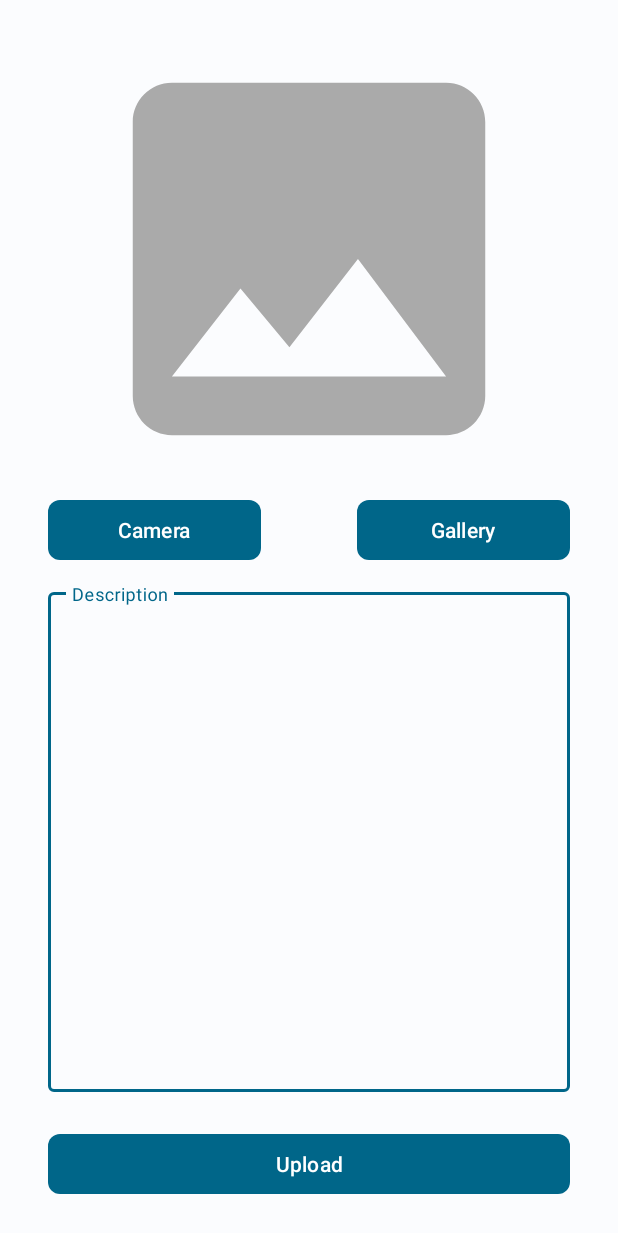
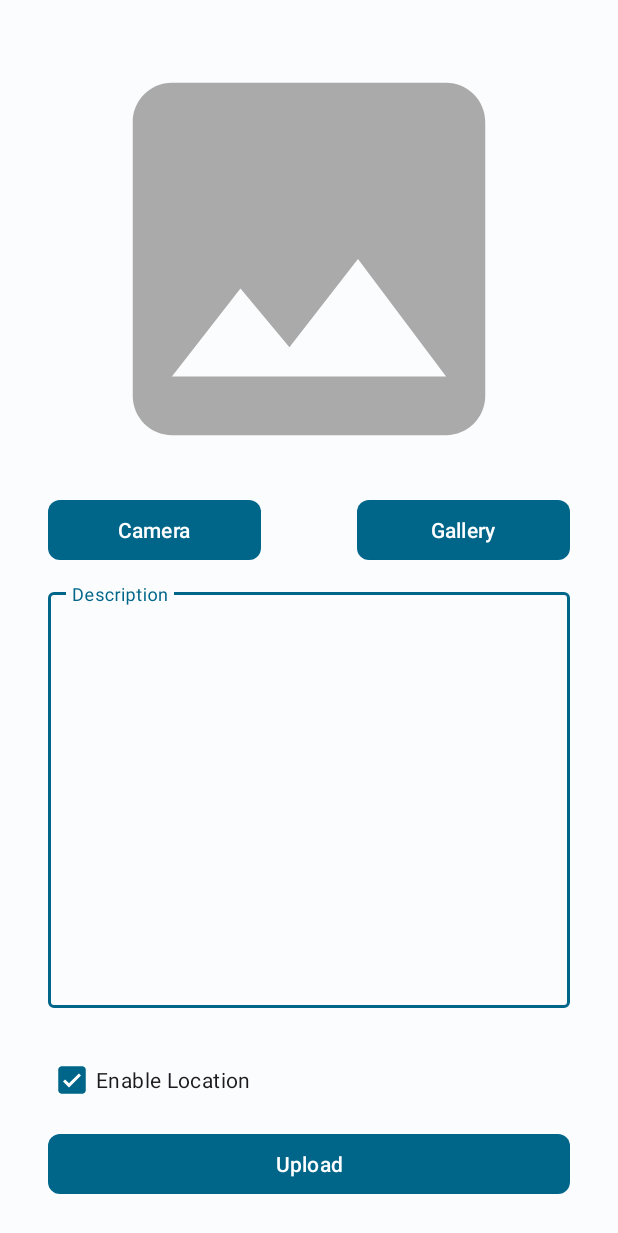
Before and after one commit to arifamsar/StoryApp, an Android app: the AddStoryActivity screen opened directly, with no data from a screen before it, after a tap on "Upload", on a phone screen of 412 x 824 dp. Shown: the top 1233 px of the screen. Run offline under Robolectric (Android 15) with nearby library versions, the light colour scheme and no system bars; pictures from the network do not load; 3 other taps on this screen came first.

Commit message:
Add enable location feature when uploading story

```diff
--- a/app/build.gradle.kts
+++ b/app/build.gradle.kts
@@ -57,6 +57,8 @@ dependencies {
     implementation("androidx.core:core-splashscreen:1.0.1")
     implementation("com.google.android.gms:play-services-maps:18.2.0")
     implementation("androidx.paging:paging-runtime-ktx:3.2.1")
+    implementation("com.google.android.gms:play-services-maps:18.2.0")
+    implementation("com.google.android.gms:play-services-location:21.0.1")
 
     implementation("com.loopj.android:android-async-http:1.4.11")
     implementation("com.squareup.retrofit2:retrofit:2.9.0")
--- a/app/src/main/java/com/arfsar/storyapp/data/api/ApiService.kt
+++ b/app/src/main/java/com/arfsar/storyapp/data/api/ApiService.kt
@@ -41,7 +41,9 @@ interface ApiService {
     @POST("stories")
     suspend fun uploadStory(
         @Part file: MultipartBody.Part,
-        @Part("description") description: RequestBody
+        @Part("description") description: RequestBody,
+        @Part("lat") lat: Double? = null,
+        @Part("lon") lon: Double? = null
     ): StoryUploadResponse
 
     @GET("stories")
--- a/app/src/main/java/com/arfsar/storyapp/data/repository/StoryRepository.kt
+++ b/app/src/main/java/com/arfsar/storyapp/data/repository/StoryRepository.kt
@@ -60,7 +60,7 @@ class StoryRepository private constructor(
         }
     }
 
-    fun uploadStory(imageFile: File, description: String) = liveData {
+    fun uploadStory(imageFile: File, description: String, lat: Double?, lon: Double?) = liveData {
         emit(ResultState.Loading)
         val requestBody = description.toRequestBody("text/plain".toMediaType())
         val requestImageFile = imageFile.asRequestBody("image/jpeg".toMediaType())
@@ -72,7 +72,7 @@ class StoryRepository private constructor(
         try {
             val user = runBlocking { userPreference.getSession().first() }
             val apiService = ApiConfig.getApiService(user.token)
-            val successResponse = apiService.uploadStory(multipartBody, requestBody)
+            val successResponse = apiService.uploadStory(multipartBody, requestBody, lat, lon)
             emit(ResultState.Success(successResponse))
         } catch (e: HttpException) {
             val jsonInString = e.response()?.errorBody()?.string()
--- a/app/src/main/java/com/arfsar/storyapp/ui/addstory/AddStoryActivity.kt
+++ b/app/src/main/java/com/arfsar/storyapp/ui/addstory/AddStoryActivity.kt
@@ -1,6 +1,9 @@
 package com.arfsar.storyapp.ui.addstory
 
+import android.Manifest
 import android.content.Intent
+import android.content.pm.PackageManager
+import android.location.Location
 import android.net.Uri
 import android.os.Bundle
 import android.util.Log
@@ -11,6 +14,7 @@ import androidx.activity.result.contract.ActivityResultContracts
 import androidx.activity.viewModels
 import androidx.appcompat.app.AlertDialog
 import androidx.appcompat.app.AppCompatActivity
+import androidx.core.content.ContextCompat
 import com.arfsar.storyapp.R
 import com.arfsar.storyapp.data.ResultState
 import com.arfsar.storyapp.databinding.ActivityAddStoryBinding
@@ -19,6 +23,9 @@ import com.arfsar.storyapp.ui.main.MainActivity
 import com.arfsar.storyapp.ui.utils.getImageUri
 import com.arfsar.storyapp.ui.utils.reduceFileImage
 import com.arfsar.storyapp.ui.utils.uriToFile
+import com.google.android.gms.location.FusedLocationProviderClient
+import com.google.android.gms.location.LocationServices
+import com.google.android.gms.maps.model.LatLng
 
 class AddStoryActivity : AppCompatActivity() {
 
@@ -30,6 +37,8 @@ class AddStoryActivity : AppCompatActivity() {
         ViewModelFactory.getInstance(this)
     }
 
+    private lateinit var fusedLocationClient: FusedLocationProviderClient
+
     override fun onCreate(savedInstanceState: Bundle?) {
         super.onCreate(savedInstanceState)
         binding = ActivityAddStoryBinding.inflate(layoutInflater)
@@ -37,7 +46,27 @@ class AddStoryActivity : AppCompatActivity() {
 
         binding.galleryButton.setOnClickListener { selectImage() }
         binding.cameraButton.setOnClickListener { startCamera() }
-        binding.uploadButton.setOnClickListener { uploadStory() }
+        binding.uploadButton.setOnClickListener {
+            if (binding.checkboxLocation.isChecked) {
+                getMyLastLocation()
+            } else {
+                uploadStory(null, null)
+            }
+        }
+
+        binding.checkboxLocation.setOnClickListener {
+            if (!checkPermission(Manifest.permission.ACCESS_FINE_LOCATION) && !checkPermission(
+                    Manifest.permission.ACCESS_COARSE_LOCATION
+                )
+            ) {
+                requestPermissionLauncher.launch(
+                    arrayOf(
+                        Manifest.permission.ACCESS_FINE_LOCATION,
+                        Manifest.permission.ACCESS_COARSE_LOCATION,
+                    )
+                )
+            }
+        }
 
     }
 
@@ -76,14 +105,14 @@ class AddStoryActivity : AppCompatActivity() {
         }
     }
 
-    private fun uploadStory() {
+    private fun uploadStory(lat: Double?, lon: Double?) {
         currentImageUri?.let { uri ->
             val fileImage = uriToFile(uri, this).reduceFileImage()
             val description = binding.editTextDescription.text.toString()
 
             showLoading(true)
 
-            viewModel.uploadStory(fileImage, description).observe(this) { result ->
+            viewModel.uploadStory(fileImage, description, lat, lon).observe(this) { result ->
                 if (result != null) {
                     when (result) {
                         is ResultState.Loading -> {
@@ -118,6 +147,56 @@ class AddStoryActivity : AppCompatActivity() {
             .show()
     }
 
+    private val requestPermissionLauncher =
+        registerForActivityResult(
+            ActivityResultContracts.RequestMultiplePermissions()
+        ) { permissions ->
+            when {
+                permissions[Manifest.permission.ACCESS_FINE_LOCATION] ?: false -> {
+                    getMyLastLocation()
+                }
+
+                permissions[Manifest.permission.ACCESS_COARSE_LOCATION] ?: false -> {
+                    getMyLastLocation()
+                }
+
+                else -> {
+                    // No Location Acess Granted
+                }
+            }
+        }
+
+    private fun checkPermission(permission: String): Boolean {
+        return ContextCompat.checkSelfPermission(
+            this,
+            permission
+        ) == PackageManager.PERMISSION_GRANTED
+    }
+
+    private fun getMyLastLocation() {
+        fusedLocationClient = LocationServices.getFusedLocationProviderClient(this)
+        if (checkPermission(Manifest.permission.ACCESS_FINE_LOCATION) && checkPermission(Manifest.permission.ACCESS_COARSE_LOCATION)
+        ) {
+            fusedLocationClient.lastLocation.addOnSuccessListener { location: Location? ->
+                if (location != null) {
+                    val latLng = LatLng(location.latitude, location.longitude)
+                    uploadStory(latLng.latitude, latLng.longitude)
+
+                } else {
+                    Toast.makeText(this, getString(R.string.loc_not_found), Toast.LENGTH_SHORT)
+                        .show()
+                }
+            }
+        } else {
+            requestPermissionLauncher.launch(
+                arrayOf(
+                    Manifest.permission.ACCESS_FINE_LOCATION,
+                    Manifest.permission.ACCESS_COARSE_LOCATION,
+                )
+            )
+        }
+    }
+
     private fun showLoading(isLoading: Boolean) {
         if (isLoading) binding.progressBar.visibility =
             View.VISIBLE else binding.progressBar.visibility = View.GONE
--- a/app/src/main/java/com/arfsar/storyapp/ui/addstory/AddStoryViewModel.kt
+++ b/app/src/main/java/com/arfsar/storyapp/ui/addstory/AddStoryViewModel.kt
@@ -5,6 +5,6 @@ import com.arfsar.storyapp.data.repository.StoryRepository
 import java.io.File
 
 class AddStoryViewModel(private val repository: StoryRepository) : ViewModel() {
-    fun uploadStory(fileImage: File, description: String) =
-        repository.uploadStory(fileImage, description)
+    fun uploadStory(fileImage: File, description: String, lat: Double?, lon: Double?) =
+        repository.uploadStory(fileImage, description, lat, lon)
 }
--- a/app/src/main/res/layout/activity_add_story.xml
+++ b/app/src/main/res/layout/activity_add_story.xml
@@ -17,7 +17,8 @@
         app:layout_constraintEnd_toEndOf="parent"
         app:layout_constraintStart_toStartOf="parent"
         app:layout_constraintTop_toTopOf="parent"
-        app:srcCompat="@drawable/ic_place_holder" />
+        app:srcCompat="@drawable/ic_place_holder"
+        android:contentDescription="@string/preview_image_illustration" />
 
     <Button
         android:id="@+id/cameraButton"
@@ -69,7 +70,7 @@
         android:layout_marginTop="60dp"
         android:layout_marginEnd="32dp"
         android:layout_marginBottom="24dp"
-        app:layout_constraintBottom_toTopOf="@id/uploadButton"
+        app:layout_constraintBottom_toTopOf="@id/checkboxLocation"
         app:layout_constraintEnd_toEndOf="parent"
         app:layout_constraintStart_toStartOf="parent"
         app:layout_constraintTop_toBottomOf="@id/guidelineHorizontal">
@@ -82,6 +83,18 @@
             android:hint="@string/description"
             android:inputType="text|textMultiLine" />
     </com.google.android.material.textfield.TextInputLayout>
+
+    <CheckBox
+        android:id="@+id/checkboxLocation"
+        android:layout_width="0dp"
+        android:layout_height="wrap_content"
+        android:layout_marginStart="32dp"
+        android:layout_marginEnd="32dp"
+        android:layout_marginBottom="8dp"
+        android:text="@string/checkLocation"
+        app:layout_constraintBottom_toTopOf="@+id/uploadButton"
+        app:layout_constraintEnd_toEndOf="parent"
+        app:layout_constraintStart_toStartOf="parent" />
 
     <Button
         android:id="@+id/uploadButton"
--- a/app/src/main/res/values/strings.xml
+++ b/app/src/main/res/values/strings.xml
@@ -42,5 +42,8 @@
     <string name="terrain_type">Terrain</string>
     <string name="hybrid_type">Hybrid</string>
     <string name="retry">Try again</string>
-
+    <string name="preview_image_illustration">Preview Image Illustration</string>
+    <string name="checkLocation">Enable Location</string>
+    <string name="loc_not_found">Location is not found. Try Again</string>
+    <string name="loc_found">Location found</string>
 </resources>
```
Also changed, not shown: 1 other file.
